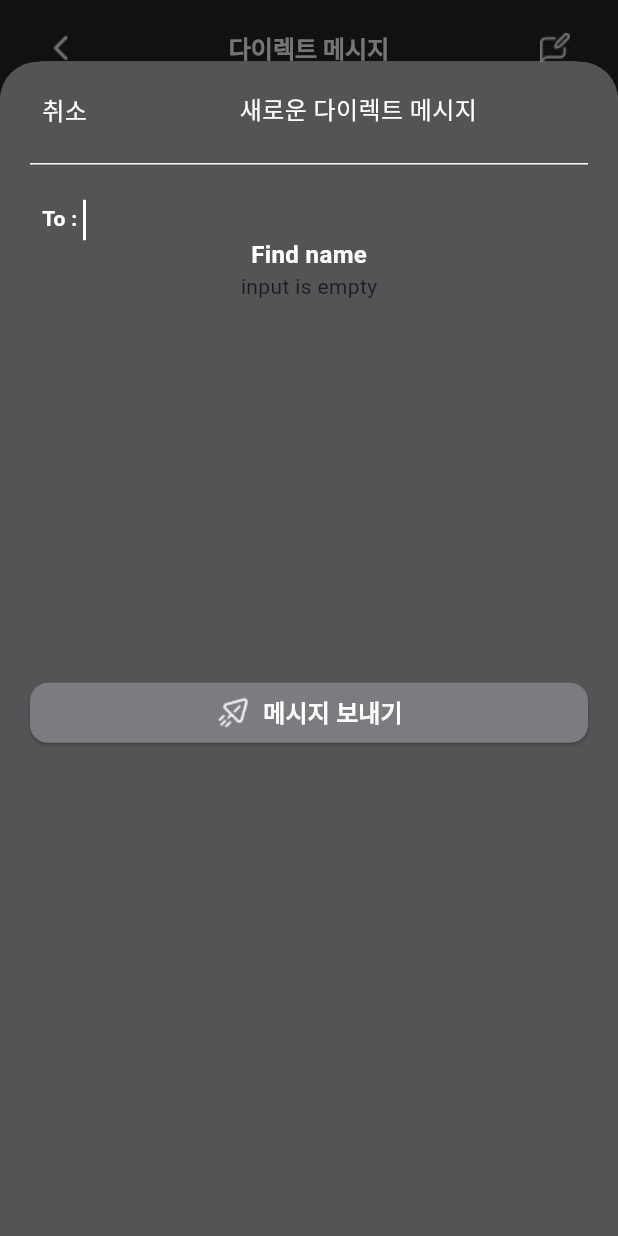
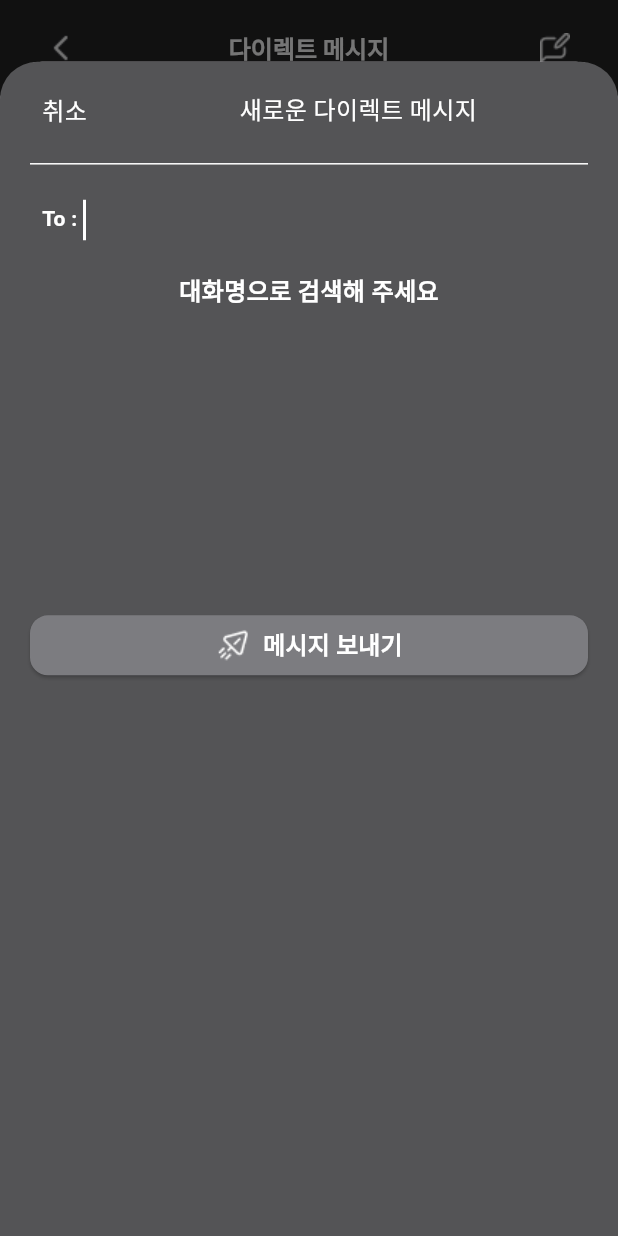
Before and after one commit to Faysel-Abdella/Flutter-App-Development, a Flutter app: the screen it shows after launch, after a tap on "메시지 보내기", on a phone screen of 412 x 824 dp. Run offline on Flutter 3.47's test engine with Material 3 defaults, Android fonts, the phone set to English and light mode, and no system bars; our stand-ins replace flutter_otp_text_field, image_picker.

Commit message:
Create the name correcting logic

```diff
--- a/lib/screens/direct_message/start.dart
+++ b/lib/screens/direct_message/start.dart
@@ -59,20 +59,15 @@ class _MessagePageEntranceState extends State<MessagePageEntrance> {
         _isButtonNotYellow = true;
         _inputIsEmpty = false;
       });
-      print(searchingName);
-      print(_isNameExist);
     } else {
-      // if (searchingName.length >= 1) {
+      if (searchingName != "") {
         setState(() {
           _isNameExist = false;
           _isButtonNotYellow = false;
           _inputIsEmpty = false;
         });
-      print(searchingName);
-      print(_isNameExist);
-      print(_inputIsEmpty);
         // Perform actions for correct input
-      // }
+      }
     }
 
     if (searchingName == "") {
@@ -95,6 +90,8 @@ class _MessagePageEntranceState extends State<MessagePageEntrance> {
       constraints:
           BoxConstraints(maxHeight: MediaQuery.of(context).size.height * 0.95),
       builder: (BuildContext context) {
+        return StatefulBuilder(
+          builder: (BuildContext context, StateSetter setState) {
             return SingleChildScrollView(
               child: Container(
                 height: MediaQuery.of(context).size.height * 0.95,
@@ -115,9 +112,9 @@ class _MessagePageEntranceState extends State<MessagePageEntrance> {
                     children: [
                       Column(
                         children: [
-                      Padding(
-                        padding: const EdgeInsets.symmetric(horizontal: 8),
-                        child: const Row(
+                          const Padding(
+                            padding: EdgeInsets.symmetric(horizontal: 8),
+                            child: Row(
                               children: [
                                 Text(
                                   "취소",
@@ -140,22 +137,23 @@ class _MessagePageEntranceState extends State<MessagePageEntrance> {
                               ],
                             ),
                           ),
-                      SizedBox(
+                          const SizedBox(
                             height: 16,
                           ),
                           const Divider(
                             color: Colors.white,
                             thickness: 1,
                           ),
-                      SizedBox(
+                          const SizedBox(
                             height: 16,
                           ),
                           Padding(
-                        padding: const EdgeInsets.symmetric(horizontal: 8),
+                            padding: const EdgeInsets.only(
+                                right: 8, left: 8, bottom: 24),
                             child: Row(
                               mainAxisAlignment: MainAxisAlignment.start,
                               children: [
-                            Text(
+                                const Text(
                                   "To : ",
                                   style: TextStyle(
                                       fontSize: 14,
@@ -165,14 +163,14 @@ class _MessagePageEntranceState extends State<MessagePageEntrance> {
                                 Expanded(
                                   child: SizedBox(
                                     height: 25,
-                                child: TextField(
+                                    child: TextFormField(
                                       controller: _nameController,
                                       focusNode: _textFieldFocusNode,
                                       autofocus: true,
                                       cursorColor: Colors.white,
                                       autocorrect: false,
 
-                                  decoration: InputDecoration(
+                                      decoration: const InputDecoration(
                                         isCollapsed: true,
                                         border: InputBorder.none,
                                         enabledBorder: InputBorder.none,
@@ -183,6 +181,7 @@ class _MessagePageEntranceState extends State<MessagePageEntrance> {
                                       // textAlign: TextAlign.center,
                                       onChanged: (value) {
                                         setState(() {
+                                          // set current index!
                                           _checkNameExist();
                                         });
                                       },
@@ -195,31 +194,43 @@ class _MessagePageEntranceState extends State<MessagePageEntrance> {
                           ),
                           Builder(
                             builder: (context) {
-                          return Text(
-                            !_inputIsEmpty && !_isNameExist
-                                ? "Name doesn't exist"
-                                : "Find name",
+                              if (!_inputIsEmpty && !_isNameExist) {
+                                return const Text(
+                                  // "No users found.",
+                                  "검색된 사용자가 없습니다.",
                                   style: TextStyle(
                                     fontSize: 16,
                                     fontWeight: FontWeight.w700,
                                     color: Colors.white,
                                   ),
                                 );
+                              } else {
+                                // Here you return the user profile if the user is found
+                                // or return the "search by nickname"
+                                return const Text(
+                                  // "search by nickname",
+                                  "대화명으로 검색해 주세요",
+                                  style: TextStyle(
+                                    fontSize: 16,
+                                    fontWeight: FontWeight.w700,
+                                    color: Colors.white,
+                                  ),
+                                );
+                              }
                             },
                           ),
-                      if (_inputIsEmpty) Text("input is empty"),
                         ],
                       ),
 
-                  if (_isKeyboardOpen) SizedBox(height: 250),
+                      if (_isKeyboardOpen) const SizedBox(height: 200),
                       // The button
                       ElevatedButton(
                           onPressed: () {},
                           style: ButtonStyle(
-                        backgroundColor:
-                            MaterialStateProperty.all<Color>(Color(0xFF7C7C80)),
-                        shape:
-                            MaterialStateProperty.all<RoundedRectangleBorder>(
+                            backgroundColor: MaterialStateProperty.all<Color>(
+                                const Color(0xFF7C7C80)),
+                            shape: MaterialStateProperty.all<
+                                RoundedRectangleBorder>(
                               RoundedRectangleBorder(
                                 borderRadius: BorderRadius.circular(12.0),
                               ),
@@ -240,7 +251,7 @@ class _MessagePageEntranceState extends State<MessagePageEntrance> {
                                 ),
                                 const SizedBox(width: 8),
                                 Container(
-                              child: Text(
+                                  child: const Text(
                                     "메시지 보내기",
                                     textAlign: TextAlign.center,
                                     style: TextStyle(
@@ -256,6 +267,8 @@ class _MessagePageEntranceState extends State<MessagePageEntrance> {
                   ),
                 ),
               ),
+            );
+          },
         );
       },
     );
```
Lines whose indentation alone changed are shown as unchanged.
